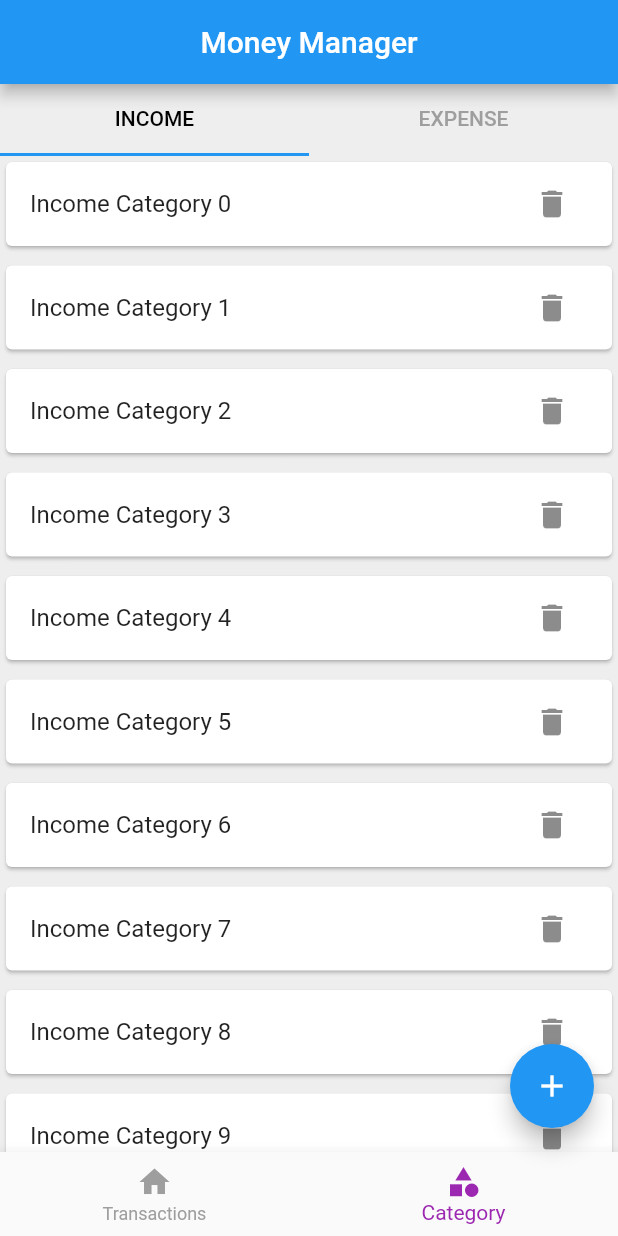
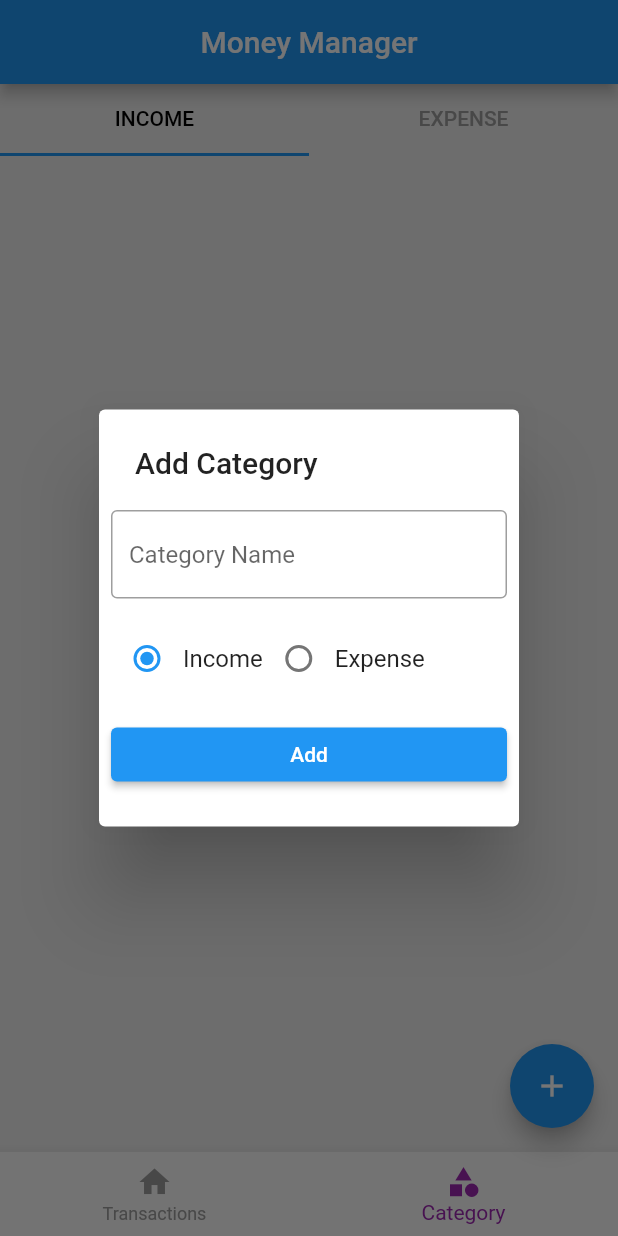
Before and after one commit to nbknri/Learning_Projects, a Flutter app: the screen it shows after launch, item 2 of the bottom bar chosen, after a tap on the "add" icon, on a phone screen of 412 x 824 dp. Run offline on Flutter 3.47's test engine with Material 3 defaults, Android fonts, the phone set to English and light mode, and no system bars; our stand-ins replace audioplayers, cloud_firestore, dotted_border, firebase_core, geolocator, hive_ce and 4 more; accounts and stored records are empty; statements that could not run were skipped.

Commit message:
Category section complated

```diff
--- /dev/null
+++ b/Flutter_Projects/money_management_app/devtools_options.yaml
@@ -0,0 +1,3 @@
+description: This file stores settings for Dart & Flutter DevTools.
+documentation: https://docs.flutter.dev/tools/devtools/extensions#configure-extension-enablement-states
+extensions:
--- /dev/null
+++ b/Flutter_Projects/money_management_app/lib/db/category/category_db.dart
@@ -0,0 +1,61 @@
+import 'package:flutter/cupertino.dart';
+import 'package:flutter/foundation.dart';
+import 'package:hive_ce_flutter/hive_flutter.dart';
+import 'package:money_management_app/models/category/category_model.dart';
+
+const categoryDbName = 'category-database';
+
+abstract class CategoryDbFunctions {
+  Future<List<CategoryModel>> getCategories();
+  Future<void> insertCategory(CategoryModel value);
+  Future<void> deleteCategory(String categoryId);
+}
+
+class CategoryDb implements CategoryDbFunctions {
+  CategoryDb._internal();
+  static CategoryDb instance = CategoryDb._internal();
+  factory CategoryDb() {
+    return instance;
+  }
+
+  ValueNotifier<List<CategoryModel>> incomeCategoryListListener = ValueNotifier(
+    [],
+  );
+  ValueNotifier<List<CategoryModel>> expenseCategoryListListener =
+      ValueNotifier([]);
+
+  @override
+  Future<void> insertCategory(CategoryModel value) async {
+    final _categoryDb = await Hive.openBox<CategoryModel>(categoryDbName);
+    await _categoryDb.put(value.id, value);
+    refreshUI();
+  }
+
+  @override
+  Future<List<CategoryModel>> getCategories() async {
+    final _categoryDb = await Hive.openBox<CategoryModel>(categoryDbName);
+    return _categoryDb.values.toList();
+  }
+
+  Future<void> refreshUI() async {
+    final _allCategories = await getCategories();
+    incomeCategoryListListener.value.clear();
+    expenseCategoryListListener.value.clear();
+    await Future.forEach(_allCategories, (CategoryModel category) {
+      if (category.type == CategoryType.income) {
+        incomeCategoryListListener.value.add(category);
+      } else {
+        expenseCategoryListListener.value.add(category);
+      }
+    });
+    incomeCategoryListListener.notifyListeners();
+    expenseCategoryListListener.notifyListeners();
+  }
+
+  @override
+  Future<void> deleteCategory(String categoryId) async {
+    final _categoryDb = await Hive.openBox<CategoryModel>(categoryDbName);
+    _categoryDb.delete(categoryId);
+    refreshUI();
+  }
+}
--- a/Flutter_Projects/money_management_app/lib/main.dart
+++ b/Flutter_Projects/money_management_app/lib/main.dart
@@ -1,7 +1,13 @@
 import 'package:flutter/material.dart';
+import 'package:hive_ce_flutter/hive_flutter.dart';
+import 'package:money_management_app/db/hive/hive_registrar.g.dart';
 import 'package:money_management_app/screen/home/home_screen.dart';
 
-void main() {
+Future<void> main() async {
+  WidgetsFlutterBinding.ensureInitialized();
+  await Hive.initFlutter();
+
+  Hive.registerAdapters();
   runApp(MyApp());
 }
 
@@ -12,10 +18,7 @@ class MyApp extends StatelessWidget {
   Widget build(BuildContext context) {
     return MaterialApp(
       debugShowCheckedModeBanner: false,
-      theme: ThemeData(
-        primaryColor: Colors.blue,
-        useMaterial3: false,
-      ),
+      theme: ThemeData(primaryColor: Colors.blue, useMaterial3: false),
       home: const HomeScreen(),
     );
   }
--- /dev/null
+++ b/Flutter_Projects/money_management_app/lib/models/category/category_model.dart
@@ -0,0 +1,18 @@
+enum CategoryType { income, expense }
+
+class CategoryModel {
+  final String id;
+  final String name;
+  final CategoryType type;
+  final bool isDeleted;
+
+  CategoryModel({
+    required this.id,
+    required this.name,
+    required this.type,
+    this.isDeleted = false,
+  });
+
+  @override
+  String toString() => '$name $type';
+}
--- /dev/null
+++ b/Flutter_Projects/money_management_app/lib/screen/category/category_add_popup.dart
@@ -0,0 +1,93 @@
+import 'package:flutter/material.dart';
+import 'package:money_management_app/db/category/category_db.dart';
+import 'package:money_management_app/models/category/category_model.dart';
+
+ValueNotifier<CategoryType> selectedCategoryNotifier = ValueNotifier(
+  CategoryType.income,
+);
+
+Future<void> showCategoryAddPopup(BuildContext context) async {
+  final nameEditingController = TextEditingController();
+  showDialog(
+    context: context,
+    builder: (ctx) {
+      return SimpleDialog(
+        title: Text("Add Category"),
+        children: [
+          Padding(
+            padding: const EdgeInsets.all(8.0),
+            child: TextFormField(
+              controller: nameEditingController,
+              decoration: InputDecoration(
+                hintText: 'Category Name',
+                border: OutlineInputBorder(),
+              ),
+            ),
+          ),
+          Padding(
+            padding: const EdgeInsets.all(8.0),
+            child: Row(
+              children: [
+                RadioButton(title: 'Income', type: CategoryType.income),
+                RadioButton(title: 'Expense', type: CategoryType.expense),
+              ],
+            ),
+          ),
+          Padding(
+            padding: const EdgeInsets.all(8.0),
+            child: ElevatedButton(
+              onPressed: () {
+                final _name = nameEditingController.text;
+                final _type = selectedCategoryNotifier.value;
+                if (_name.isEmpty) {
+                  return;
+                } else {
+                  final _category = CategoryModel(
+                    id: DateTime.now().millisecondsSinceEpoch.toString(),
+                    name: _name,
+                    type: _type,
+                  );
+                  CategoryDb().insertCategory(_category);
+                  Navigator.pop(ctx);
+                }
+              },
+              child: Text("Add"),
+            ),
+          ),
+        ],
+      );
+    },
+  );
+}
+
+class RadioButton extends StatelessWidget {
+  final String title;
+  final CategoryType type;
+  const RadioButton({super.key, required this.title, required this.type});
+
+  @override
+  Widget build(BuildContext context) {
+    return ValueListenableBuilder(
+      valueListenable: selectedCategoryNotifier,
+      builder: (BuildContext context, CategoryType newCategory, Widget? _) {
+        return RadioGroup<CategoryType>(
+          groupValue: selectedCategoryNotifier.value,
+          onChanged: (value) {
+            if (value == null) {
+              return;
+            } else {
+              selectedCategoryNotifier.value = value;
+              // selectedCategoryNotifier.notifyListeners();
+            }
+          },
+          child: Row(
+            children: [
+              Radio<CategoryType>(value: type),
+              Text(title),
+            ],
+          ),
+        );
+      },
+    );
+  }
+}
--- a/Flutter_Projects/money_management_app/lib/screen/category/category_screen.dart
+++ b/Flutter_Projects/money_management_app/lib/screen/category/category_screen.dart
@@ -1,4 +1,5 @@
 import 'package:flutter/material.dart';
+import 'package:money_management_app/db/category/category_db.dart';
 import 'package:money_management_app/screen/category/expense_category_list.dart';
 import 'package:money_management_app/screen/category/income_category_list.dart';
 
@@ -16,6 +17,7 @@ class _CategoryScreenState extends State<CategoryScreen>
   @override
   void initState() {
     _tabController = TabController(length: 2, vsync: this);
+    CategoryDb().refreshUI();
     super.initState();
   }
 
--- a/Flutter_Projects/money_management_app/lib/screen/category/income_category_list.dart
+++ b/Flutter_Projects/money_management_app/lib/screen/category/income_category_list.dart
@@ -1,23 +1,34 @@
 import 'package:flutter/material.dart';
+import 'package:money_management_app/db/category/category_db.dart';
+import 'package:money_management_app/models/category/category_model.dart';
 
 class IncomeCategoryList extends StatelessWidget {
   const IncomeCategoryList({super.key});
 
   @override
   Widget build(BuildContext context) {
+    return ValueListenableBuilder(
+      valueListenable: CategoryDb().incomeCategoryListListener,
+      builder: (BuildContext context, List<CategoryModel> newList, Widget? _) {
         return ListView.separated(
           itemBuilder: (context, index) {
+            final category = newList[index];
             return Card(
               child: ListTile(
-            title: Text('Income Category $index'),
+                title: Text(category.name),
                 trailing: IconButton(
-              onPressed: (){},
-              icon: Icon(Icons.delete)),
+                  onPressed: () {
+                    CategoryDb.instance.deleteCategory(category.id);
+                  },
+                  icon: const Icon(Icons.delete),
+                ),
               ),
             );
           },
           separatorBuilder: (context, index) => const SizedBox(height: 5),
-      itemCount: 50,
+          itemCount: newList.length,
+        );
+      },
     );
   }
 }
--- a/Flutter_Projects/money_management_app/lib/screen/home/home_screen.dart
+++ b/Flutter_Projects/money_management_app/lib/screen/home/home_screen.dart
@@ -1,4 +1,5 @@
 import 'package:flutter/material.dart';
+import 'package:money_management_app/screen/category/category_add_popup.dart';
 import 'package:money_management_app/screen/category/category_screen.dart';
 import 'package:money_management_app/screen/home/widgets/custom_bottom_navigation.dart';
 import 'package:money_management_app/screen/transaction/transaction_screen.dart';
@@ -21,7 +22,15 @@ class HomeScreen extends StatelessWidget {
           if (selectedIndexNotifier.value == 0) {
             print('Add Transaction');
           } else {
-            print('Add Category');
+            showCategoryAddPopup(context);
+            // print('Add Category');
+            // final _sample = CategoryModel(
+            //   id: DateTime.now().millisecondsSinceEpoch.toString(),
+            //   name: 'Travel',
+            //   type: CategoryType.expense,
+            // );
+            // CategoryDb().insertCategory(_sample);
+            // print(_sample);
           }
         },
         child: Icon(Icons.add),
```
Also changed, not shown: Flutter_Projects/money_management_app/lib/db/hive/hive_adapters.dart (added, +10 -0 lines), Flutter_Projects/money_management_app/lib/db/hive/hive_adapters.g.yaml (added, +25 -0 lines), Flutter_Projects/money_management_app/lib/screen/category/expense_category_list.dart (+16 -3 lines), Flutter_Projects/money_management_app/lib/db/hive/hive_adapters.g.dart (added), Flutter_Projects/money_management_app/lib/db/hive/hive_registrar.g.dart (added), Flutter_Projects/money_management_app/lib/db/transactions/transaction_db.dart (added), Flutter_Projects/money_management_app/lib/models/transactions/transaction_model.dart (added). Lines whose indentation alone changed are shown as unchanged.
